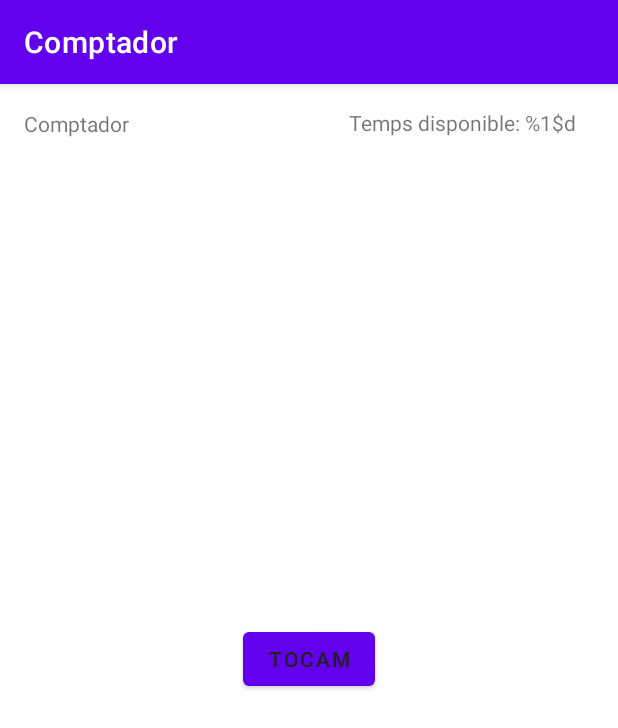
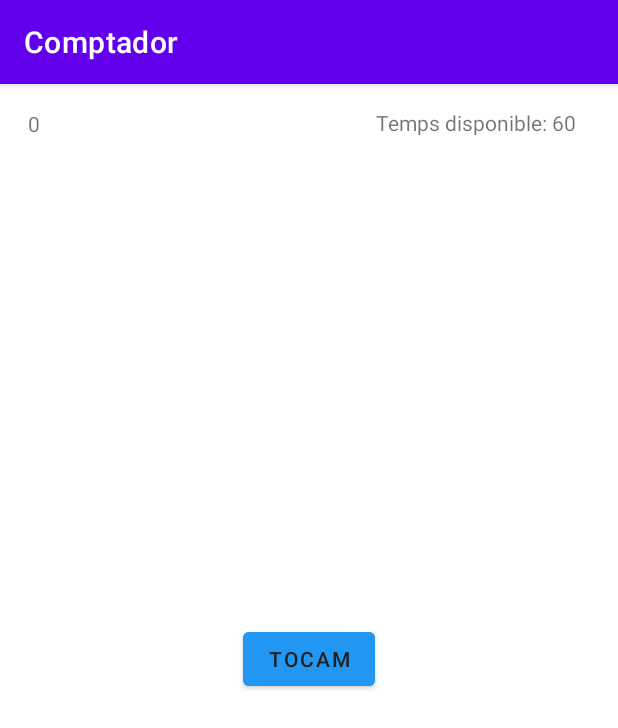
Before and after one commit to AleixCarles/MP08_AleixC, an Android app: the screen it shows after launch (MainActivity), on a phone screen of 412 x 824 dp. Shown: the top 728 px of the screen. Run offline under Robolectric (Android 15) with nearby library versions, the phone set to English and light mode, and no system bars.

Commit message:
video 6 finalitzat

```diff
--- a/app/src/main/java/me/aleixcarles/dam/comptador/MainActivity.kt
+++ b/app/src/main/java/me/aleixcarles/dam/comptador/MainActivity.kt
@@ -2,10 +2,36 @@ package me.aleixcarles.dam.comptador
 
 import androidx.appcompat.app.AppCompatActivity
 import android.os.Bundle
+import android.widget.Button
+import android.widget.TextView
 
 class MainActivity : AppCompatActivity() {
+
+    internal lateinit var tapMeBottom : Button
+    internal lateinit var timeTextView : TextView
+    internal lateinit var counterTextView : TextView
+    internal var counter = 0
+    internal var time = 60
+
     override fun onCreate(savedInstanceState: Bundle?) {
         super.onCreate(savedInstanceState)
         setContentView(R.layout.activity_main)
+
+        tapMeBottom = findViewById(R.id.tapMeBottom)
+        timeTextView = findViewById(R.id.timeTextView)
+        counterTextView = findViewById(R.id.counterTextView)
+    // Actualitzar o definir valor inicial de  counterTextView ->  counterTextView = score -> 0
+    //TODO en algun moment harem d'executa icrementCounter
+        tapMeBottom.setOnClickListener {
+            incrementCounter()
+        }
+//        timeTextView.text = time.toString()
+        timeTextView.text = getString(R.string.timeText, time)
+    }
+    private fun incrementCounter() {
+//        counter = counter+1
+        counter += 1
+        counterTextView.text = counter.toString()
+
     }
 }
--- a/app/src/main/res/layout/activity_main.xml
+++ b/app/src/main/res/layout/activity_main.xml
@@ -12,7 +12,7 @@
         android:layout_height="wrap_content"
         android:layout_marginTop="16dp"
         android:layout_marginEnd="28dp"
-        android:text="Temps disponible: %1$d"
+        android:text="@string/timeText"
         app:layout_constraintEnd_toEndOf="parent"
         app:layout_constraintTop_toTopOf="parent" />
 
@@ -20,7 +20,7 @@
         android:id="@+id/counterTextView"
         android:layout_width="wrap_content"
         android:layout_height="wrap_content"
-        android:text="Comptador"
+        android:text="0"
         app:layout_constraintBottom_toBottomOf="parent"
         app:layout_constraintEnd_toEndOf="parent"
         app:layout_constraintHorizontal_bias="0.046"
@@ -32,6 +32,7 @@
         android:id="@+id/tapMeBottom"
         android:layout_width="wrap_content"
         android:layout_height="wrap_content"
+        android:backgroundTint="#2196F3"
         android:text="@string/touchme"
         android:textColor="#212121"
         app:layout_constraintBottom_toBottomOf="parent"
--- a/app/src/main/res/values/strings.xml
+++ b/app/src/main/res/values/strings.xml
@@ -1,4 +1,5 @@
 <resources>
     <string name="app_name">Comptador</string>
     <string name="touchme">Tocam</string>
+    <string name="timeText">Temps disponible: %1$d</string>
 </resources>
```
